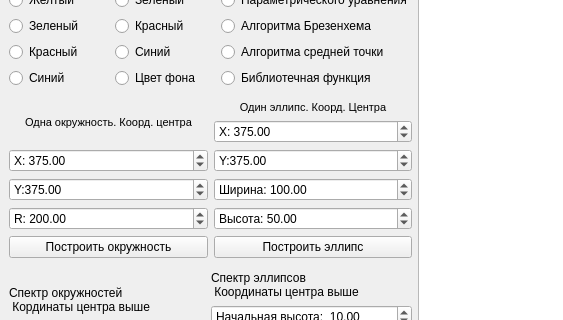
First picture: the form in lab_04/app.ui, repository xanderkov/ics7-CG, before the edit; both pictures show x 0 to 563 and y 136 to 456 of the 1366 by 700 pixel window.
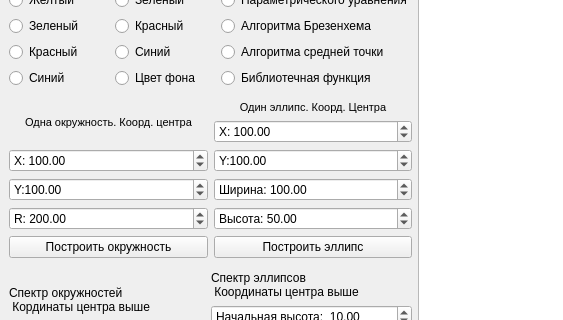
Second picture: the form after the edit.

The edit to the form file:
```diff
--- a/lab_04/app.ui
+++ b/lab_04/app.ui
@@ -277,7 +277,7 @@
              <double>10000.000000000000000</double>
             </property>
             <property name="value">
-             <double>375.000000000000000</double>
+             <double>100.000000000000000</double>
             </property>
            </widget>
           </item>
@@ -293,7 +293,7 @@
              <double>100000.000000000000000</double>
             </property>
             <property name="value">
-             <double>375.000000000000000</double>
+             <double>100.000000000000000</double>
             </property>
            </widget>
           </item>
@@ -361,7 +361,7 @@
              <double>10000.000000000000000</double>
             </property>
             <property name="value">
-             <double>375.000000000000000</double>
+             <double>100.000000000000000</double>
             </property>
            </widget>
           </item>
@@ -377,7 +377,7 @@
              <double>100000.000000000000000</double>
             </property>
             <property name="value">
-             <double>375.000000000000000</double>
+             <double>100.000000000000000</double>
             </property>
            </widget>
           </item>
```
